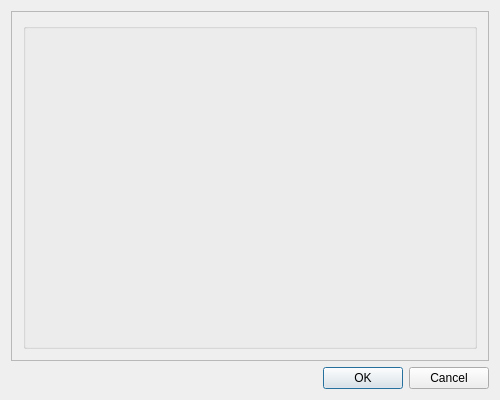
Old version of the form src/MatchChooserCamp.ui in the repository wdastru/FantaCalcGui.
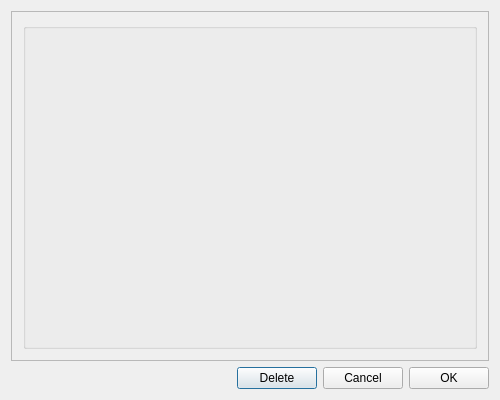
New version of the form.

Commit message: risultato campionato cancellabile

What changed in the file:
```diff
--- a/src/MatchChooserCamp.ui
+++ b/src/MatchChooserCamp.ui
@@ -56,11 +56,42 @@
     </widget>
    </item>
    <item>
-    <widget class="QDialogButtonBox" name="buttonBox">
-     <property name="standardButtons">
-      <set>QDialogButtonBox::Cancel|QDialogButtonBox::Ok</set>
-     </property>
-    </widget>
+    <layout class="QHBoxLayout" name="horizontalLayout">
+     <item>
+      <spacer name="horizontalSpacer">
+       <property name="orientation">
+        <enum>Qt::Horizontal</enum>
+       </property>
+       <property name="sizeHint" stdset="0">
+        <size>
+         <width>40</width>
+         <height>20</height>
+        </size>
+       </property>
+      </spacer>
+     </item>
+     <item>
+      <widget class="QPushButton" name="deleteButton">
+       <property name="text">
+        <string>Delete</string>
+       </property>
+      </widget>
+     </item>
+     <item>
+      <widget class="QPushButton" name="cancelButton">
+       <property name="text">
+        <string>Cancel</string>
+       </property>
+      </widget>
+     </item>
+     <item>
+      <widget class="QPushButton" name="okButton">
+       <property name="text">
+        <string>OK</string>
+       </property>
+      </widget>
+     </item>
+    </layout>
    </item>
   </layout>
  </widget>
```
Left out of the diff: 37 changed lines with no effect on the pictures. The commit also changes 2 other files.
